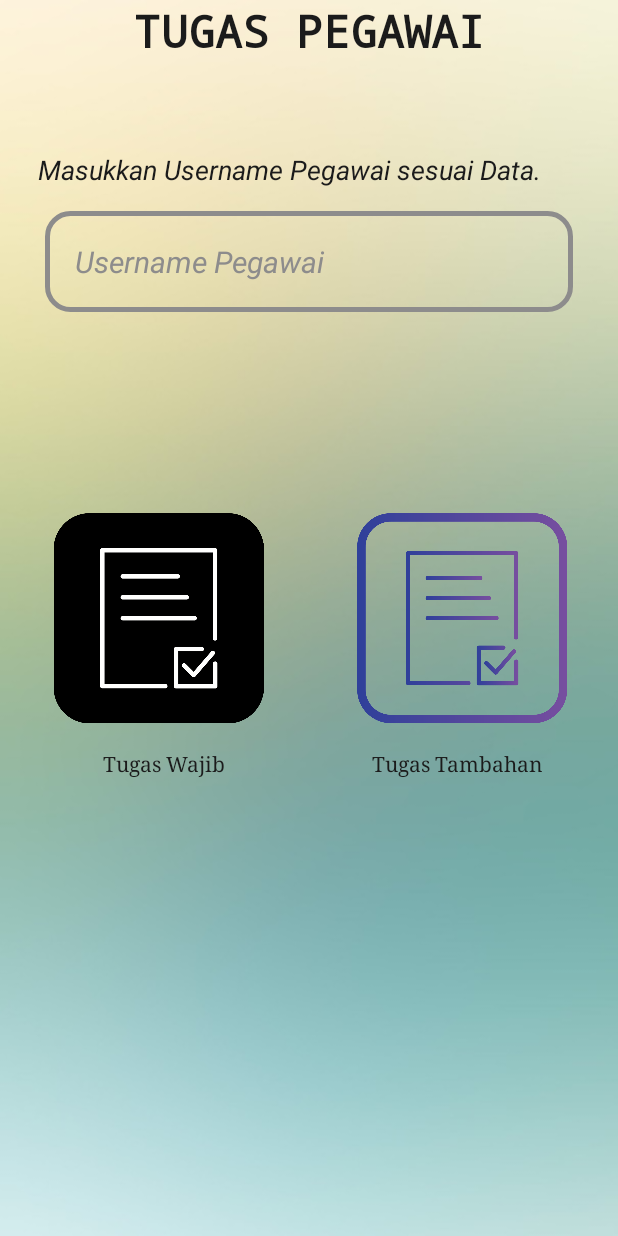
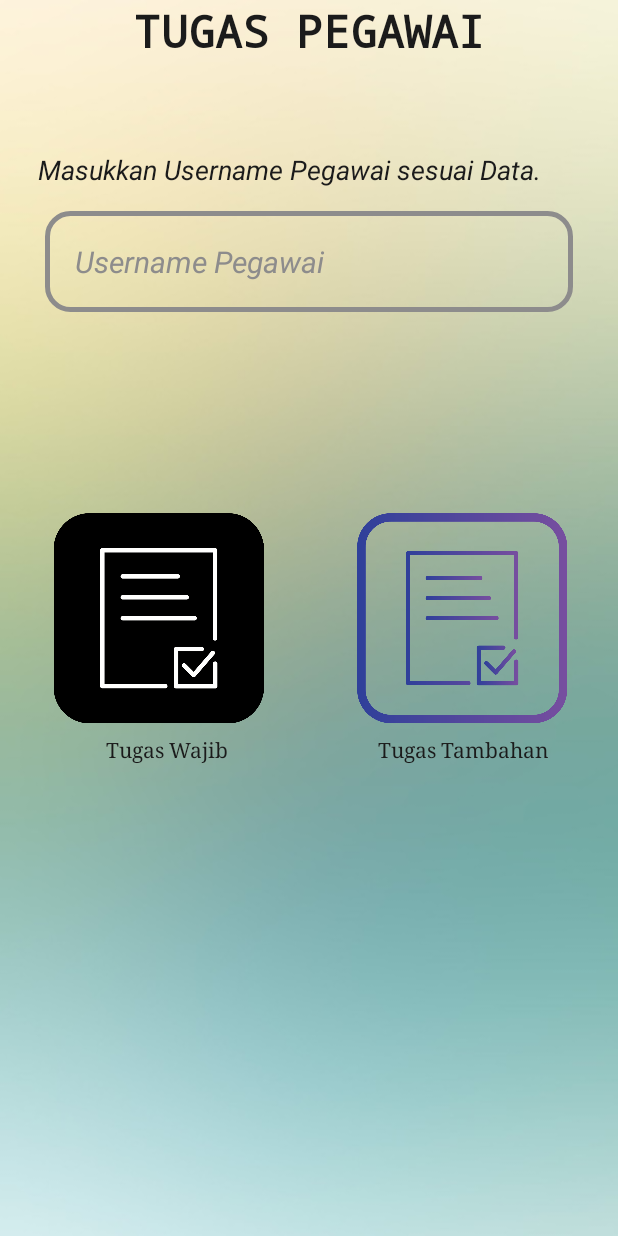
Before and after one commit to enricoakbar/manager_user, an Android app: the TambahTugasActivity screen opened directly, with no data from a screen before it, on a phone screen of 412 x 824 dp. Run offline under Robolectric (Android 15) with nearby library versions, the phone set to English and light mode, and no system bars; our stand-ins replace Firebase (no records; nobody signed in at launch, a user with empty details on screens opened directly).

Commit message:
Update Menu Tugas Pegawai

```diff
--- a/app/src/main/res/layout/activity_tambah_tugas.xml
+++ b/app/src/main/res/layout/activity_tambah_tugas.xml
@@ -84,27 +84,30 @@
             android:id="@+id/tambahtugaswajib"
             android:layout_width="wrap_content"
             android:layout_height="0dp"
-            android:layout_marginEnd="26dp"
-            android:layout_marginRight="26dp"
+            android:layout_marginTop="148dp"
+            android:layout_marginEnd="100dp"
+            android:layout_marginRight="100dp"
             android:fontFamily="serif"
             android:text="Tugas Wajib"
             android:textColor="@color/coloritem"
-            app:layout_constraintBottom_toBottomOf="@+id/tambahtugastambahan"
-            app:layout_constraintEnd_toEndOf="@+id/tugaswajib"
-            app:layout_constraintTop_toTopOf="@+id/tambahtugastambahan" />
+            app:layout_constraintEnd_toStartOf="@+id/tambahtugastambahan"
+            app:layout_constraintTop_toTopOf="@+id/tugaswajib" />
 
         <TextView
             android:id="@+id/tambahtugastambahan"
             android:layout_width="wrap_content"
             android:layout_height="wrap_content"
-            android:layout_marginStart="10dp"
-            android:layout_marginLeft="10dp"
-            android:layout_marginTop="17dp"
+            android:layout_marginStart="76dp"
+            android:layout_marginLeft="76dp"
+            android:layout_marginTop="148dp"
+            android:layout_marginBottom="8dp"
             android:fontFamily="serif"
             android:text="Tugas Tambahan"
             android:textColor="@color/coloritem"
-            app:layout_constraintStart_toStartOf="@+id/tugastambahan"
-            app:layout_constraintTop_toBottomOf="@+id/tugastambahan" />
+            app:layout_constraintBottom_toBottomOf="@+id/tambahtugaswajib"
+            app:layout_constraintStart_toEndOf="@+id/tugaswajib"
+            app:layout_constraintTop_toTopOf="@+id/tugastambahan"
+            app:layout_constraintVertical_bias="0.0" />
     </android.support.constraint.ConstraintLayout>
 
 
```
Also changed, not shown: app/src/main/java/com/ena/managemenapk/TugasTambahanActivity.java (+14 -1 lines), app/src/main/java/com/ena/managemenapk/TugasWajibActivity.java (+16 -1 lines).
